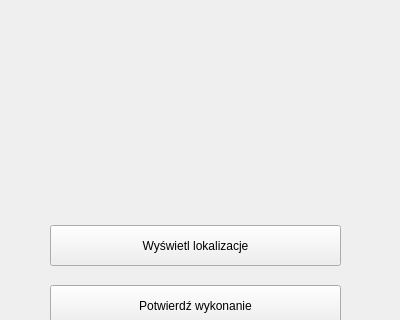
The window that orderdetailswidget.ui (RoboAsystent/Pralnie-IPR) describes before a commit, drawn with Qt 5; both pictures show x 0 to 400 and y 125 to 445 of the 400 by 650 pixel window.
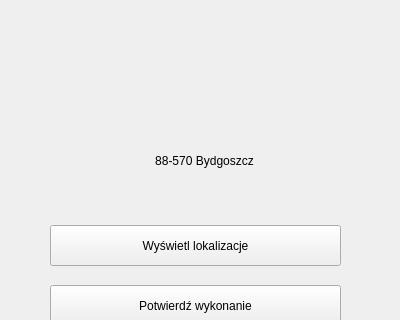
The same window after the commit.

Patch:
```diff
--- a/orderdetailswidget.ui
+++ b/orderdetailswidget.ui
@@ -134,6 +134,25 @@
    </property>
    <property name="text">
     <string/>
+   </property>
+   <property name="alignment">
+    <set>Qt::AlignCenter</set>
+   </property>
+  </widget>
+  <widget class="QLabel" name="label">
+   <property name="geometry">
+    <rect>
+     <x>14</x>
+     <y>270</y>
+     <width>381</width>
+     <height>31</height>
+    </rect>
+   </property>
+   <property name="text">
+    <string>88-570 Bydgoszcz</string>
+   </property>
+   <property name="alignment">
+    <set>Qt::AlignCenter</set>
    </property>
   </widget>
  </widget>
```
Left out of the diff: 6 changed lines with no effect on the pictures.
